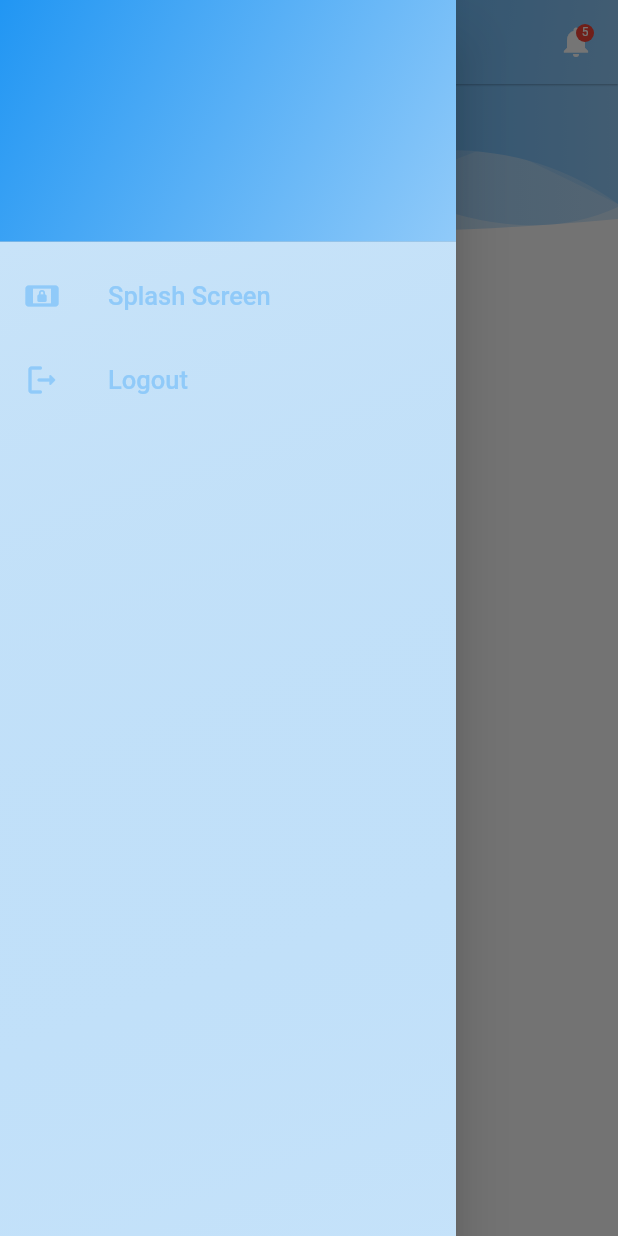
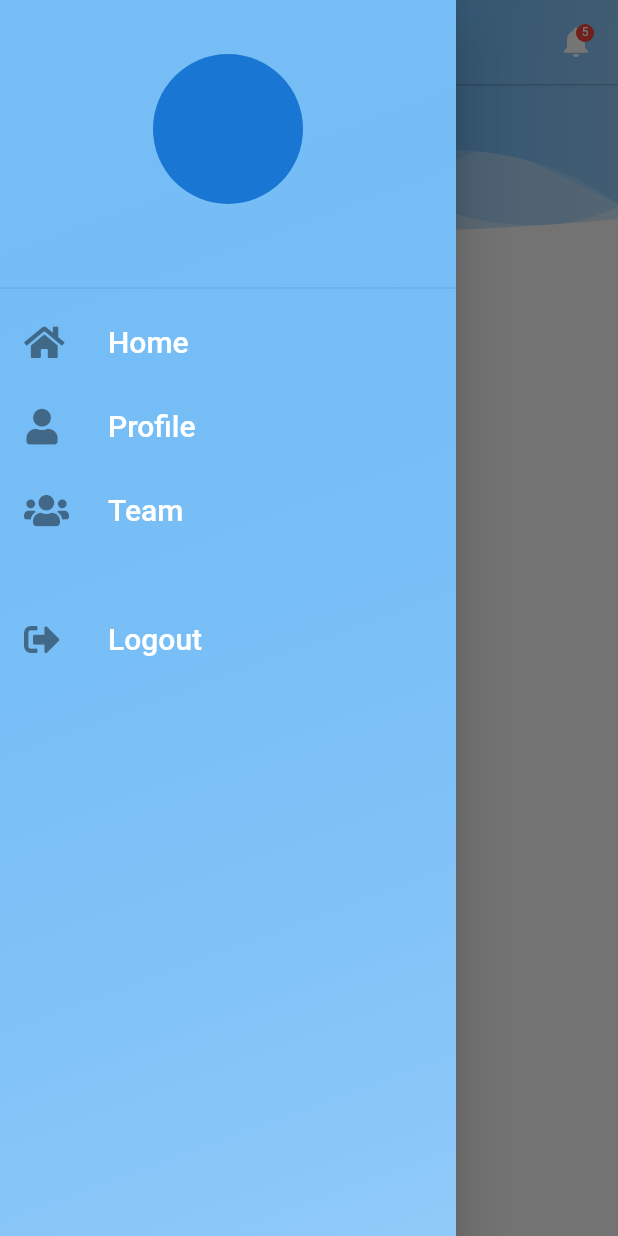
Before and after one commit to Santo120199/task_manager_app, a Flutter app: the ProfilePage screen opened directly, with the side drawer open, on a phone screen of 412 x 824 dp. Run offline on Flutter 3.47's test engine with Material 2 defaults, Android fonts, the phone set to English and light mode, and no system bars; our stand-ins replace date_picker_timeline, flutter_staggered_animations, font_awesome_flutter, get, get_it, google_fonts and 2 more; accounts and stored records are empty; network calls fail.

Commit message:
color for task, drawer in avery page

```diff
--- a/lib/main.dart
+++ b/lib/main.dart
@@ -3,7 +3,10 @@ import 'package:get/get.dart';
 import 'package:get_it/get_it.dart';
 import 'package:task_manager_app/services/tasks_service.dart';
 import 'package:task_manager_app/services/users_service.dart';
+import 'package:task_manager_app/ui/common/drawer_item.dart';
+import 'package:task_manager_app/ui/common/drawer_item_data.dart';
 import 'package:task_manager_app/ui/home_page.dart';
+import 'package:task_manager_app/ui/widgets/drawer_widget.dart';
 import 'package:task_manager_app/ui/widgets/splash_screen.dart';
 
 
@@ -17,8 +20,15 @@ void main() {
   runApp(const MyApp());
 }
 
-class MyApp extends StatelessWidget {
+class MyApp extends StatefulWidget {
   const MyApp({Key? key}) : super(key: key);
+
+  @override
+  State<MyApp> createState() => _MyAppState();
+}
+
+class _MyAppState extends State<MyApp> {
+
 
   // This widget is the root of your application.
   @override
--- a/lib/models/task.dart
+++ b/lib/models/task.dart
@@ -10,6 +10,7 @@ class Task {
   String? endTime;
   int? remind;
   int? userId;
+  int? color;
 
 
   Task({
@@ -22,6 +23,7 @@ class Task {
     this.endTime,
     this.remind,
     this.userId,
+    this.color,
   });
 
   factory Task.fromJson(Map<String,dynamic> item){
@@ -35,6 +37,7 @@ class Task {
       startTime: item['startTime'],
       endTime: item['endTime'],
       remind: int.parse(item['remind']),
+      color: int.parse(item['color']),
     );
   }
 
@@ -49,6 +52,7 @@ class Task {
     item['endTime'] = this.endTime;
     item['remind'] = this.remind;
     item['userId'] = this.userId;
+    item['color'] = this.color;
 
     return item;
   }
--- a/lib/services/tasks_service.dart
+++ b/lib/services/tasks_service.dart
@@ -7,7 +7,7 @@ import "package:http/http.dart" as http;
 
 class TasksService {
 
-  static const API = 'http://192.168.56.1/API_Task_Manager/api/task';
+  static const API = 'http://192.168.1.59/API_Task_Manager/api/task';
 
   Future<APIResponse<List<Task>>> getTasksList(String userId){
     final Map<String,dynamic> id = new Map<String,dynamic>();
--- a/lib/services/users_service.dart
+++ b/lib/services/users_service.dart
@@ -9,7 +9,7 @@ import 'package:task_manager_app/models/user.dart';
 import 'package:task_manager_app/models/user.dart';
 
 class UsersService {
-  static const API = 'http://192.168.56.1/API_Task_Manager/api/user';
+  static const API = 'http://192.168.1.59/API_Task_Manager/api/user';
 
   Future<APIResponse<Map>>  login(String email, String password){
     final Map<String,dynamic> loginUser = new Map<String,dynamic>();
--- a/lib/ui/add_task_bar.dart
+++ b/lib/ui/add_task_bar.dart
@@ -7,6 +7,7 @@ import 'package:intl/intl.dart';
 import 'package:shared_preferences/shared_preferences.dart';
 import 'package:task_manager_app/models/task.dart';
 import 'package:task_manager_app/services/tasks_service.dart';
+import 'package:task_manager_app/ui/home_page.dart';
 import 'package:task_manager_app/ui/theme.dart';
 import 'package:task_manager_app/ui/widgets/button.dart';
 import 'package:task_manager_app/ui/widgets/input_field.dart';
@@ -236,6 +237,7 @@ class _AddTaskPageState extends State<AddTaskPage> {
               onTap: () {
                 setState(() {
                   _selectedColor = index;
+                  print(_selectedColor);
                 });
               },
               child: Padding(
@@ -266,7 +268,7 @@ class _AddTaskPageState extends State<AddTaskPage> {
   _validateData(){
     if(_titleController.text.isNotEmpty && _noteController.text.isNotEmpty){
       _addTask();
-      Get.back();
+      Get.to(()=>HomePage());
     }else if(_titleController.text.isEmpty || _noteController.text.isEmpty){
       Get.snackbar("Required", "All fields are required !",
         snackPosition: SnackPosition.BOTTOM,
@@ -289,6 +291,7 @@ class _AddTaskPageState extends State<AddTaskPage> {
         endTime: _endTime,
         remind: _selectedRemind,
         userId: int.parse(id.toString()),
+        color: _selectedColor
       );
 
     final result = await service.createTask(task);
--- a/lib/ui/profile_page.dart
+++ b/lib/ui/profile_page.dart
@@ -2,7 +2,10 @@
 import 'package:flutter/material.dart';
 import 'package:get/get.dart';
 import 'package:shared_preferences/shared_preferences.dart';
+import 'package:task_manager_app/ui/common/drawer_item.dart';
+import 'package:task_manager_app/ui/common/drawer_item_data.dart';
 import 'package:task_manager_app/ui/login_page.dart';
+import 'package:task_manager_app/ui/widgets/drawer_widget.dart';
 import 'package:task_manager_app/ui/widgets/header_widget.dart';
 import 'package:task_manager_app/ui/widgets/splash_screen.dart';
 
@@ -18,6 +21,9 @@ class _ProfilePageState extends State<ProfilePage> {
   double _drawerIconSize= 24;
   String email = "";
   String username = "";
+
+  DrawerItem item = DrawerItems.home;
+
 
   Future user()async{
     final SharedPreferences sharedPreferences = await SharedPreferences.getInstance();
@@ -76,51 +82,7 @@ class _ProfilePageState extends State<ProfilePage> {
           )
         ],
       ),
-      drawer: Drawer(
-        child: Container(
-          decoration: BoxDecoration(
-            gradient: LinearGradient(
-              begin: Alignment.topLeft,
-              end: Alignment.bottomRight,
-              stops: [0.0,1.0],
-              colors: [Colors.blue.withOpacity(0.2),Colors.blue[200]!.withOpacity(0.5)]
-            )
-          ),
-          child: ListView(
-            children: [
-              DrawerHeader(
-                decoration: BoxDecoration(
-                  color: Colors.blue,
-                  gradient: LinearGradient(
-                    begin: Alignment.topLeft,
-                    end: Alignment.bottomRight,
-                    stops: [0.0,1.0],
-                    colors: [Colors.blue,Colors.blue[200]!]
-                  )
-                ),
-                child: Container(
-                  alignment: Alignment.bottomLeft,
-                  child: Text(username.toUpperCase(),style: TextStyle(fontSize: 25,fontWeight: FontWeight.bold,color:Colors.white),),
-                ),
-              ),
-              ListTile(
-                leading: Icon(Icons.screen_lock_landscape_rounded,size: _drawerIconSize,color: Colors.blue[200]!,),
-                title: Text("Splash Screen", style: TextStyle(fontSize: 17,color:Colors.blue[200]!)),
-                onTap: ()async{
-                  await Get.to(()=>SplashScreen(title: "Splash Screen"));
-                }
-              ),
-              ListTile(
-                leading: Icon(Icons.logout_rounded,size: _drawerIconSize,color: Colors.blue[200]!,),
-                title: Text("Logout", style: TextStyle(fontSize: 17,color:Colors.blue[200]!)),
-                onTap: ()async{
-                  _logout();
-                }
-              )
-            ],
-          )
-        )
-      ),
+      drawer: buildDrawer(),
       body: SingleChildScrollView(
         child: Stack(
           children: [
@@ -166,4 +128,60 @@ class _ProfilePageState extends State<ProfilePage> {
     sharedPreferences.remove('email');
     Get.to(()=>LoginPage());
   }
+  Widget buildDrawer()=> SafeArea(
+    child: DrawerWidget(
+      onSelectedItem: (item){
+        setState(() {
+          this.item = item;
+          print(item);
+        });
+      },
+    ));
+
 }
+
+/* drawer: Drawer(
+        child: Container(
+          decoration: BoxDecoration(
+            gradient: LinearGradient(
+              begin: Alignment.topLeft,
+              end: Alignment.bottomRight,
+              stops: [0.0,1.0],
+              colors: [Colors.blue.withOpacity(0.2),Colors.blue[200]!.withOpacity(0.5)]
+            )
+          ),
+          child: ListView(
+            children: [
+              DrawerHeader(
+                decoration: BoxDecoration(
+                  color: Colors.blue,
+                  gradient: LinearGradient(
+                    begin: Alignment.topLeft,
+                    end: Alignment.bottomRight,
+                    stops: [0.0,1.0],
+                    colors: [Colors.blue,Colors.blue[200]!]
+                  )
+                ),
+                child: Container(
+                  alignment: Alignment.bottomLeft,
+                  child: Text(username.toUpperCase(),style: TextStyle(fontSize: 25,fontWeight: FontWeight.bold,color:Colors.white),),
+                ),
+              ),
+              ListTile(
+                leading: Icon(Icons.screen_lock_landscape_rounded,size: _drawerIconSize,color: Colors.blue[200]!,),
+                title: Text("Splash Screen", style: TextStyle(fontSize: 17,color:Colors.blue[200]!)),
+                onTap: ()async{
+                  await Get.to(()=>SplashScreen(title: "Splash Screen"));
+                }
+              ),
+              ListTile(
+                leading: Icon(Icons.logout_rounded,size: _drawerIconSize,color: Colors.blue[200]!,),
+                title: Text("Logout", style: TextStyle(fontSize: 17,color:Colors.blue[200]!)),
+                onTap: ()async{
+                  _logout();
+                }
+              )
+            ],
+          )
+        )
+      ), */
--- a/lib/ui/widgets/drawer_widget.dart
+++ b/lib/ui/widgets/drawer_widget.dart
@@ -1,11 +1,51 @@
 import 'package:flutter/material.dart';
+import 'package:font_awesome_flutter/font_awesome_flutter.dart';
+import 'package:get/get.dart';
+import 'package:shared_preferences/shared_preferences.dart';
 import 'package:task_manager_app/ui/common/drawer_item.dart';
 import 'package:task_manager_app/ui/common/drawer_item_data.dart';
+import 'package:task_manager_app/ui/home_page.dart';
+import 'package:task_manager_app/ui/login_page.dart';
+import 'package:task_manager_app/ui/profile_page.dart';
+import 'package:task_manager_app/ui/team_page.dart';
 
-class DrawerWidget extends StatelessWidget {
+class DrawerWidget extends StatefulWidget {
+
+
   const DrawerWidget({ Key? key, required this.onSelectedItem }) : super(key: key);
 
   final ValueChanged<DrawerItem> onSelectedItem;
+
+
+
+  @override
+  State<DrawerWidget> createState() => _DrawerWidgetState();
+}
+
+class _DrawerWidgetState extends State<DrawerWidget> {
+
+  String email = "";
+  String username = "";
+
+
+
+
+ Future user()async{
+    final SharedPreferences sharedPreferences = await SharedPreferences.getInstance();
+    var userEmail = sharedPreferences.getString('email');
+    var userUsername = sharedPreferences.getString('username');
+    setState(() {
+      email = userEmail!;
+      username = userUsername!;
+      print(username);
+    });
+  }
+
+  @override
+  void initState() {
+    user();
+    super.initState();
+  }
 
   @override
   Widget build(BuildContext context) {
@@ -19,22 +59,81 @@ class DrawerWidget extends StatelessWidget {
               colors: [Colors.blue.withOpacity(0.6),Colors.blue[200]!.withOpacity(1)]
             )
           ),
-          child: Column(
-            children: DrawerItems.all.map((item)=>ListTile(
-              contentPadding: const EdgeInsets.symmetric(horizontal: 24,vertical: 8),
-              leading: Icon(item.icon,color:Colors.black),
-              title: Text(item.title,style: TextStyle(color:Colors.white,fontSize: 20)),
-            )).toList(),
-          ),
+         child: ListView(
+           children: [
+             Container(
+               height: 200,
+               child: DrawerHeader(
+                 child: Column(
+                   children: [
+                     Container(
+                       child: Padding(
+                         padding: const EdgeInsets.only(top: 20.0),
+                         child: Column(
+                           mainAxisAlignment: MainAxisAlignment.center,
+                           crossAxisAlignment: CrossAxisAlignment.center,
+                           children: [
+                             CircleAvatar(
+                               radius: 50.0,
+                             ),
+                             SizedBox(height: 5.0,),
+                             Text(username.capitalize!,style:TextStyle(fontSize: 22,fontWeight: FontWeight.w800))
+                           ],
+                         )
+                       ),
+                     )
+                   ],
+                 )
+               ),
+             ),
+             ListTile(
+               leading: Icon(FontAwesomeIcons.home),
+               title: Text("Home",style: TextStyle(fontSize: 20,color: Colors.white),),
+               onTap: (){
+                 Navigator.push(context,MaterialPageRoute(builder: (context)=>const HomePage()));
+
+               },
+             ),
+             ListTile(
+               leading: Icon(FontAwesomeIcons.solidUser),
+               title: Text("Profile",style: TextStyle(fontSize: 20,color: Colors.white)),
+               onTap: (){
+                 Navigator.push(context,MaterialPageRoute(builder: (context)=>const ProfilePage()));
+               },
+             ),
+             ListTile(
+               leading: Icon(FontAwesomeIcons.users),
+               title: Text("Team",style: TextStyle(fontSize: 20,color: Colors.white)),
+               onTap: (){
+                 Navigator.push(context,MaterialPageRoute(builder: (context)=>const TeamPage()));
+               },
+             ),
+             Align(
+               alignment: FractionalOffset.bottomCenter,
+               child: Container(
+                 margin: const EdgeInsets.only(top: 30),
+                 child: ListTile(
+                   leading: Icon(FontAwesomeIcons.signOutAlt),
+                   title: Text('Logout',style: TextStyle(fontSize: 20,color:Colors.white)),
+                   onTap: (){
+                     _logout();
+                   }
+                 ),
+               ),
+             )
+           ],
+         )
         )
       );
+
   }
 
-  Widget buildDrawerItems(BuildContext context)=> Column(
-    children: DrawerItems.all.map((item)=>ListTile(
-      leading: Icon(item.icon,color: Colors.white),
-      title: Text(item.title,style: TextStyle(color:Colors.white, fontSize: 18)),
-      onTap: ()=>onSelectedItem(item),
-    )).toList(),
-  );
+   _logout()async{
+    final SharedPreferences sharedPreferences = await SharedPreferences.getInstance();
+    sharedPreferences.remove('username');
+    sharedPreferences.remove('email');
+    Get.to(()=>LoginPage());
+  }
+
+
 }
```
Also changed, not shown: lib/ui/home_page.dart (+7 -3 lines), lib/ui/team_page.dart (added, +58 -0 lines), lib/ui/widgets/task_tile.dart (+13 -1 lines).
